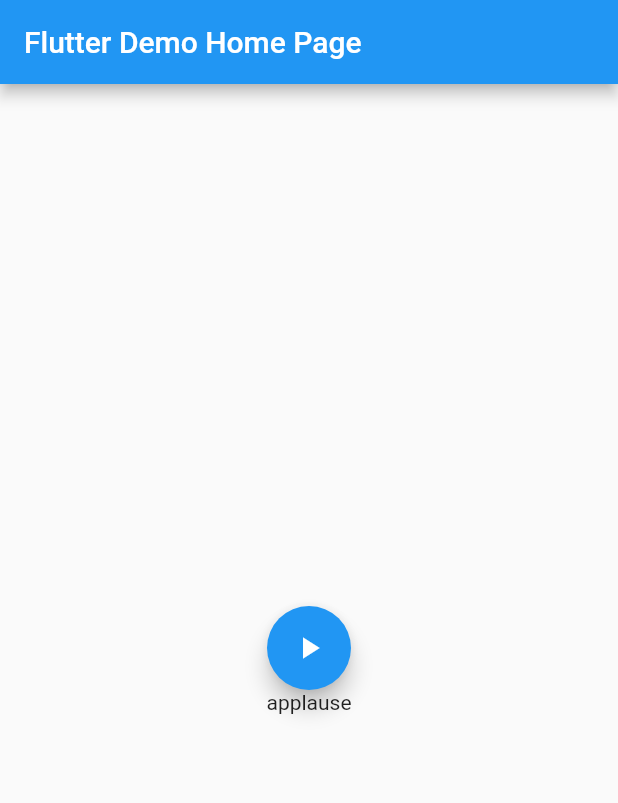
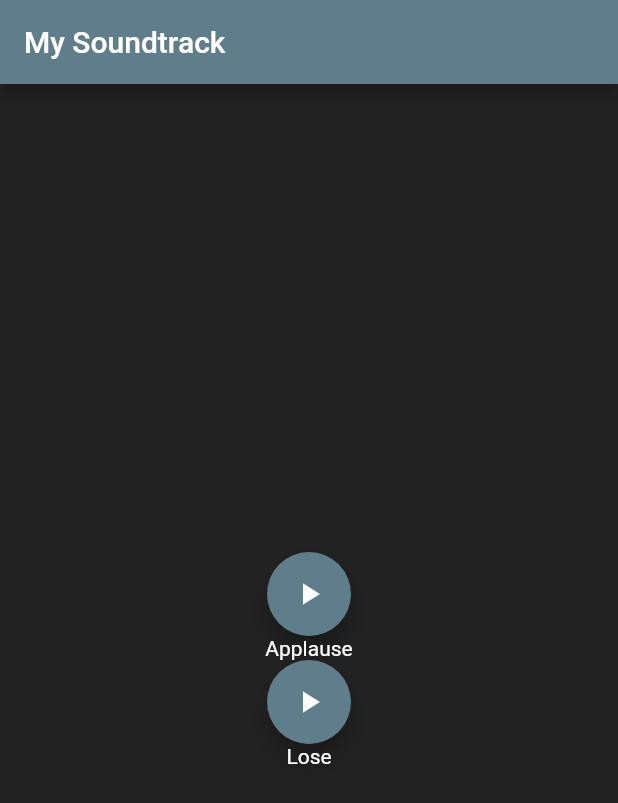
Before and after one commit to waseber/mysoundtrack, a Flutter app: the screen it shows after launch, on a phone screen of 412 x 824 dp. Shown: the top 803 px of the screen. Run offline on Flutter 3.47's test engine with Material 2 defaults, Android fonts, the phone set to English and light mode, and no system bars; our stand-ins replace audioplayers.

Commit message:
added lose sound

```diff
--- a/lib/main.dart
+++ b/lib/main.dart
@@ -19,9 +19,9 @@ class MyApp extends StatelessWidget {
         // or simply save your changes to "hot reload" in a Flutter IDE).
         // Notice that the counter didn't reset back to zero; the application
         // is not restarted.
-        primarySwatch: Colors.blue,
+        primarySwatch: Colors.blueGrey,
       ),
-      home: MyHomePage(title: 'Flutter Demo Home Page'),
+      home: MyHomePage(title: 'My Soundtrack'),
       //home: AudioPlayer(title: "song")
     );
   }
@@ -68,6 +68,7 @@ class _MyHomePageState extends State<MyHomePage> {
     // fast, so that you can just rebuild anything that needs updating rather
     // than having to individually change instances of widgets.
     return Scaffold(
+          backgroundColor: Colors.black87,
       appBar: AppBar(
         // Here we take the value from the MyHomePage object that was created by
         // the App.build method, and use it to set our appbar title.
@@ -93,8 +94,8 @@ class _MyHomePageState extends State<MyHomePage> {
           // horizontal).
           mainAxisAlignment: MainAxisAlignment.center,
           children: <Widget>[
-            SoundPlayer(title: "applause", url:"applause.mp3"),
-
+            SoundPlayer(title: "Applause", url:"sounds/applause.mp3"),
+            SoundPlayer(title: "Lose", url:"sounds/lose.mp3"),
           ],
         ),
       ), // This trailing comma makes auto-formatting nicer for build methods.
--- a/lib/widgets/soundplayer.dart
+++ b/lib/widgets/soundplayer.dart
@@ -47,7 +47,7 @@ class SoundPlayerState extends State<SoundPlayer>{
               tooltip: 'Play',
               child: Icon(Icons.play_arrow),
             ),
-            Text(widget.title),
+            Text(widget.title, style: TextStyle(color: Colors.white,)),
           ],
         )
       ),
--- a/pubspec.yaml
+++ b/pubspec.yaml
@@ -47,6 +47,7 @@ flutter:
   # To add assets to your application, add an assets section, like this:
   assets:
     - assets/sounds/applause.mp3
+    - assets/sounds/lose.mp3
   #  - images/a_dot_burr.jpeg
   #  - images/a_dot_ham.jpeg
 
```
Also changed, not shown: 1 other file.
